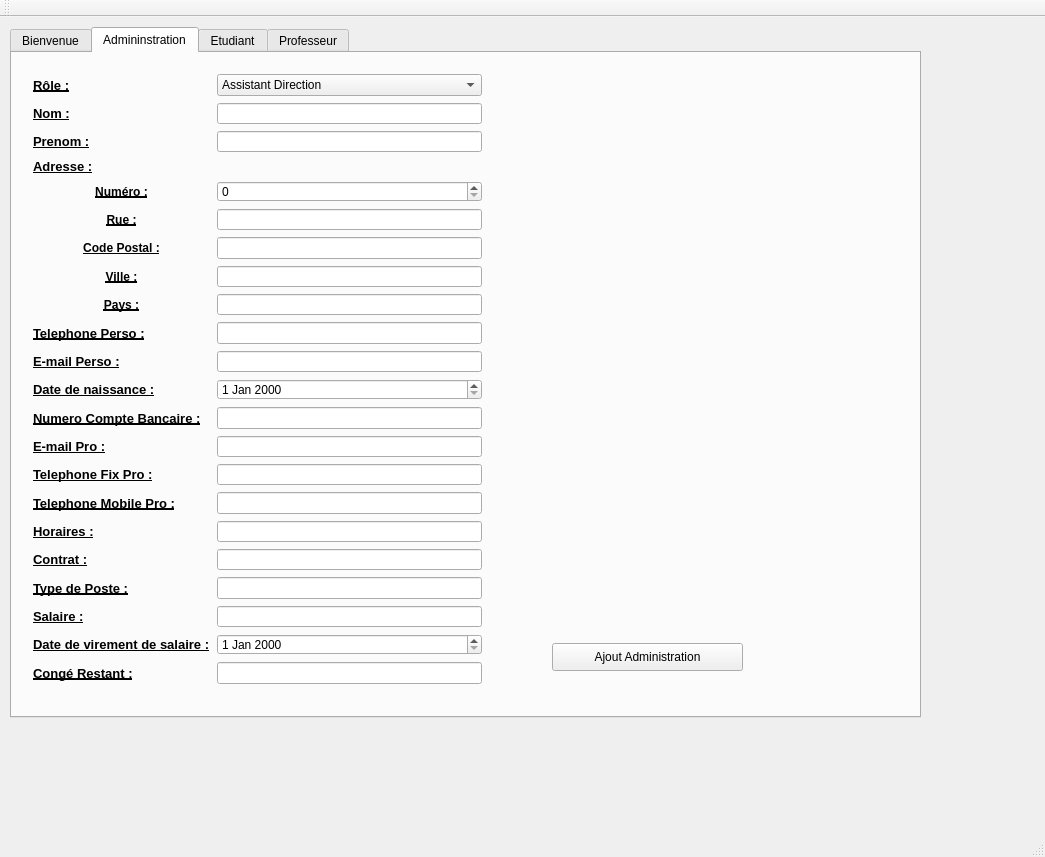
First picture: the form in AppObjetQT/mainwindow.ui, repository Mrgove10/AppliObjetVS, before the edit.
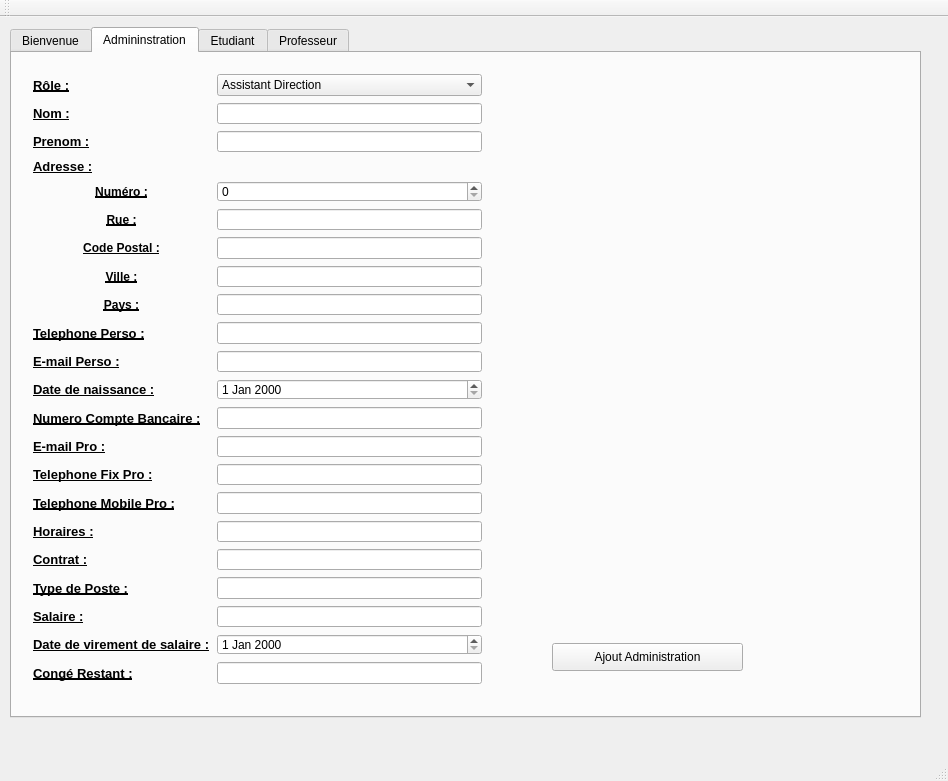
Second picture: the form after the edit. The open tabs and pages were chosen to show the change. Icons and pictures are not drawn.

Commit message: re size

The edit to the form file:
```diff
--- a/AppObjetQT/mainwindow.ui
+++ b/AppObjetQT/mainwindow.ui
@@ -6,8 +6,8 @@
    <rect>
     <x>0</x>
     <y>0</y>
-    <width>1045</width>
-    <height>857</height>
+    <width>948</width>
+    <height>781</height>
    </rect>
   </property>
   <property name="windowTitle">
```
Left out of the diff: 4 changed lines with no effect on the pictures.
